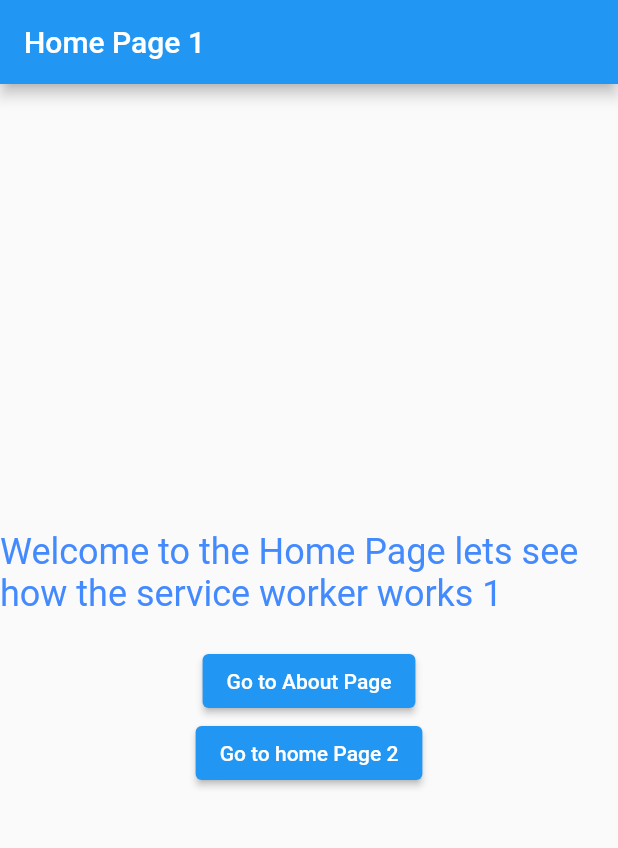
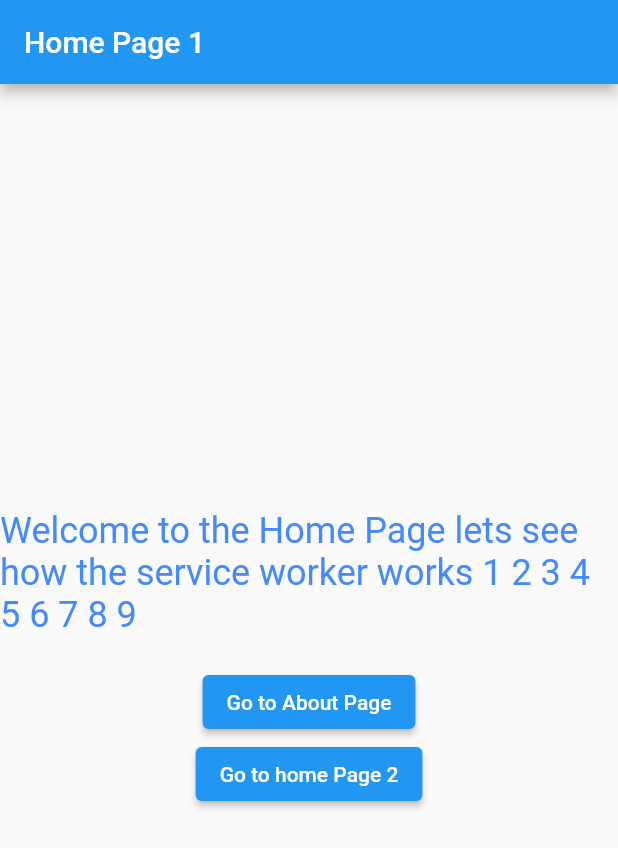
Before and after one commit to NikithaMaram/version_auto_update, a Flutter app: the screen it shows after launch, on a phone screen of 412 x 824 dp. Shown: the top 848 px of the screen. Run offline on Flutter 3.47's test engine with Material 2 defaults, Android fonts, the phone set to English and light mode, and no system bars.

Commit message:
Minor changes 3.0

```diff
--- a/lib/main.dart
+++ b/lib/main.dart
@@ -29,7 +29,7 @@ class HomePage1 extends StatelessWidget {
           mainAxisAlignment: MainAxisAlignment.center,
           children: [
             Text(
-              'Welcome to the Home Page lets see how the service worker works 1',
+              'Welcome to the Home Page lets see how the service worker works 1 2 3 4 5 6 7 8 9',
               style: TextStyle(fontSize: 24,color: Colors.blueAccent),
             ),
             SizedBox(height: 20),
```
